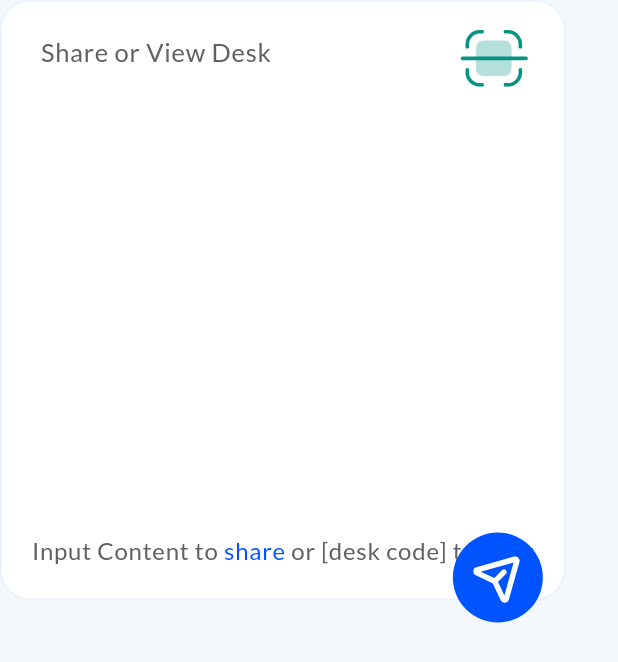
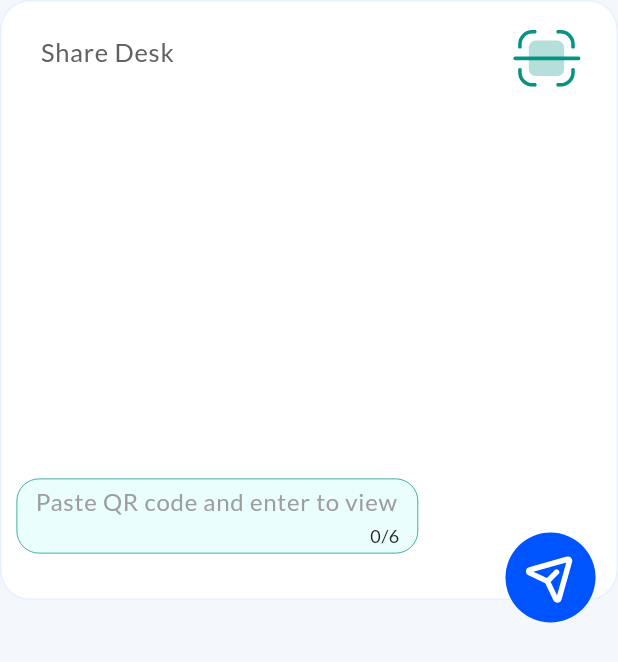
Before and after one commit to TheNairaSign/airdesk, a Flutter app: the ViewContainer widget shown alone on an empty page, opened directly, on a phone screen of 412 x 824 dp. Shown: the top 662 px of the screen. Run offline on Flutter 3.47's test engine with Material 3 defaults, Android fonts, the phone set to English and light mode, and no system bars; our stand-ins replace animate_do, cached_network_image, device_info_plus, dio, file_picker, flutter_spinkit and 5 more; missing offline and left inert: mobile_scanner, receive_sharing_intent; accounts and stored records are empty; network calls fail.

Commit message:
feat(view): add send code controller and view field widget
Add send code controller to ViewProvider for handling QR code input.
Create new ViewField widget for entering and submitting QR codes.
Refactor ViewContainer to separate share and view functionality.
Clear text controllers after submission in both ViewProvider and ShareProvider.

```diff
--- a/lib/pages/main_page/widgets/send_button.dart
+++ b/lib/pages/main_page/widgets/send_button.dart
@@ -1,7 +1,6 @@
 import 'package:air_desk/constants.dart';
 import 'package:air_desk/providers/receive_file_provider.dart';
 import 'package:air_desk/providers/share_provider.dart';
-import 'package:air_desk/providers/view_provider.dart';
 import 'package:flutter/material.dart';
 import 'package:flutter_spinkit/flutter_spinkit.dart';
 import 'package:flutter_svg/flutter_svg.dart';
@@ -18,22 +17,21 @@ class SendButton extends StatelessWidget {
     size: 15,
   );
 
-    return Consumer<ViewProvider>(
-      builder: (context, viewProvider, child) {
-        final shareProv = Provider.of<ShareProvider>(context, listen: false);
+    return Consumer<ShareProvider>(
+      builder: (context, shareProvider, child) {
         return Positioned(
           right: 15,
           bottom: -15,
           child: Consumer<ReceiveFileProvider>(
             builder: (context, rp, child) {
               return GestureDetector(
-                onTap: viewProvider.isLoading ? null : () async {
+                onTap: shareProvider.isLoading ? null : () async {
                   debugPrint("Sending Data");
-                  if(viewProvider.viewController.text.isNotEmpty || shareProv.file.isNotEmpty || rp.sharedFiles.isNotEmpty) {
-                    await viewProvider.fetchOrShareData(context, viewProvider.viewController.text.trim());
+                  if(shareProvider.shareController.text.isNotEmpty || shareProvider.file.isNotEmpty || rp.sharedFiles.isNotEmpty) {
+                    await shareProvider.postData(context, rp.sharedFiles);
                   }
                 },
-                child: viewProvider.isLoading
+                child: shareProvider.isLoading
                   ? Container(
                       height: 35,
                       width: 60,
--- a/lib/pages/main_page/widgets/view_container.dart
+++ b/lib/pages/main_page/widgets/view_container.dart
@@ -1,8 +1,9 @@
 // ignore_for_file: use_build_context_synchronously
 
 import 'package:air_desk/components/qr_scanner.dart';
-import 'package:air_desk/constants.dart';
 import 'package:air_desk/pages/main_page/widgets/send_button.dart';
+import 'package:air_desk/pages/main_page/widgets/view_field.dart';
+import 'package:air_desk/providers/share_provider.dart';
 // import 'package:air_desk/pages/main_page/widgets/status_switch.dart';
 import 'package:flutter/material.dart';
 import 'package:flutter_svg/flutter_svg.dart';
@@ -42,9 +43,8 @@ class _ViewContainerState extends State<ViewContainer> {
 
     final size = MediaQuery.of(context).size;
     final double width = size.width;
+    final controller = Provider.of<ShareProvider>(context, listen: false).shareController;
 
-    return Consumer<ViewProvider>(
-      builder: (context, viewProvider, child) {
     return GestureDetector(
       onTap: () {
         FocusScope.of(context).requestFocus(_focusNode);
@@ -56,6 +56,7 @@ class _ViewContainerState extends State<ViewContainer> {
         children: [
           Container(
             height: 400,
+            width: double.infinity,
             padding: const EdgeInsets.all(10),
             decoration: BoxDecoration(
               color: Colors.white,
@@ -71,7 +72,7 @@ class _ViewContainerState extends State<ViewContainer> {
                   width: width * 0.68,
                   child: TextFormField(
                     focusNode: _focusNode,
-                        controller: viewProvider.viewController,
+                    controller: controller,
                     textDirection: TextDirection.ltr,
                     keyboardType: TextInputType.multiline,
                     enabled: true,
@@ -80,7 +81,7 @@ class _ViewContainerState extends State<ViewContainer> {
                     decoration: InputDecoration(
                       filled: true,
                       fillColor: Colors.transparent,
-                          hintText: "Share or View Desk",
+                      hintText: "Share Desk",
                       hintStyle: Theme.of(context).textTheme.bodyLarge?.copyWith(
                         color: Colors.grey[700],
                         fontSize: 17,
@@ -91,33 +92,7 @@ class _ViewContainerState extends State<ViewContainer> {
                   ),
                 ),
                 const Spacer(),
-                    Padding(
-                      padding: const EdgeInsets.symmetric(horizontal: 10, vertical: 10),
-                      child: RichText(
-                        maxLines: 2,
-                        text: TextSpan(
-                          style: DefaultTextStyle.of(context).style,
-                          children: <TextSpan>[
-                            TextSpan(
-                              text: 'Input Content to ',
-                              style: Theme.of(context).textTheme.bodyLarge?.copyWith(color: Colors.grey[700]),
-                            ),
-                            TextSpan(
-                              text: 'share',
-                              style: Theme.of(context).textTheme.bodyLarge?.copyWith(color: primaryBlue),
-                            ),
-                            TextSpan(
-                              text: ' or [desk code] to ',
-                              style: Theme.of(context).textTheme.bodyLarge?.copyWith(color: Colors.grey[700]),
-                            ),
-                            TextSpan(
-                              text: 'view',
-                              style: Theme.of(context).textTheme.bodyLarge?.copyWith(color: const Color(0xff219c8e)),
-                            ),
-                          ],
-                        ),
-                      ),
-                    ),
+                const ViewField(),
               ],
             ),
           ),
@@ -140,7 +115,5 @@ class _ViewContainerState extends State<ViewContainer> {
         ],
       ),
     );
-      },
-    );
   }
 }
--- /dev/null
+++ b/lib/pages/main_page/widgets/view_field.dart
@@ -0,0 +1,46 @@
+import 'package:air_desk/providers/view_provider.dart';
+import 'package:flutter/material.dart';
+import 'package:provider/provider.dart';
+
+class ViewField extends StatelessWidget {
+  const ViewField({super.key});
+
+  @override
+  Widget build(BuildContext context) {
+    final width = MediaQuery.of(context).size.width * .65;
+    return Consumer<ViewProvider>(
+      builder: (context, viewProvider, child) {
+        return Container(
+          height: 50,
+          padding: const EdgeInsets.all(7),
+          margin: const EdgeInsets.fromLTRB(0, 20, 0, 20),
+          width: width,
+          decoration: BoxDecoration(
+            color: const Color(0xffEAFFFD),
+            borderRadius: BorderRadius.circular(15),
+            border: Border.all(color: const Color(0xff069383), width: .5)
+          ),
+          child: Center(
+            child: TextFormField(
+              maxLength: 6,
+              controller: viewProvider.sendCodeController,
+              cursorColor: const Color(0xff069383),
+              style: Theme.of(context).textTheme.bodyLarge?.copyWith(color: const Color(0xff069383), fontWeight: FontWeight.bold),
+              decoration: InputDecoration(
+                hintStyle: Theme.of(context).textTheme.bodyLarge?.copyWith(color: Colors.grey),
+                counterStyle: Theme.of(context).textTheme.bodySmall?.copyWith(color: Colors.grey[900]),
+                contentPadding: const EdgeInsets.all(5),
+                hintText: 'Paste QR code and enter to view',
+                enabled: true,
+                border: InputBorder.none
+              ),
+              onFieldSubmitted: (value) {
+                viewProvider.fetchData(context, value);
+              },
+            ),
+          ),
+        );
+      }
+    );
+  }
+}
--- a/lib/providers/share_provider.dart
+++ b/lib/providers/share_provider.dart
@@ -5,7 +5,6 @@ import 'dart:io';
 
 import 'package:air_desk/constants.dart';
 import 'package:air_desk/providers/receive_file_provider.dart';
-import 'package:air_desk/providers/view_provider.dart';
 import 'package:file_picker/file_picker.dart';
 import 'package:flutter/material.dart';
 import 'package:http/http.dart' as http;
@@ -51,11 +50,10 @@ class ShareProvider extends ChangeNotifier {
 
   Future<void> postData(BuildContext context, List<SharedMediaFile> sharedFiles) async {
     final url = Uri.parse("$baseUrl/dynamic");
-    final codeProvider = context.read<ViewProvider>();
 
     // Add text content to the request
     var request = http.MultipartRequest('POST', url);
-    request.fields['content'] = codeProvider.viewController.text;
+    request.fields['content'] = _shareController.text;
 
     // Handle locally picked files
     for (var file in _file) {
@@ -120,6 +118,8 @@ class ShareProvider extends ChangeNotifier {
       debugPrint('Network error: $e');
     } finally {
       _isLoading = false;
+      _shareController.clear();
+      // clearFiles(context);
       notifyListeners();
     }
 }
--- a/lib/providers/view_provider.dart
+++ b/lib/providers/view_provider.dart
@@ -18,6 +18,9 @@ import '../utils/loading_dialog.dart';
 class ViewProvider extends ChangeNotifier {
   final _viewController = TextEditingController();
   TextEditingController get viewController => _viewController;
+
+  final _sendCodeController = TextEditingController();
+  TextEditingController get sendCodeController => _sendCodeController;
 
   /// If there is an initial text share from an external source
   /// The shared text becomes the initial text
@@ -77,6 +80,8 @@ class ViewProvider extends ChangeNotifier {
       Navigator.of(context).pop(); // Close the loading dialog
       showErrorDialog(context);
       debugPrint('Error occurred: $e');
+    } finally {
+      _sendCodeController.clear();
     }
     notifyListeners();
   }
```
Also changed, not shown: 4 other files. Lines whose indentation alone changed are shown as unchanged.
